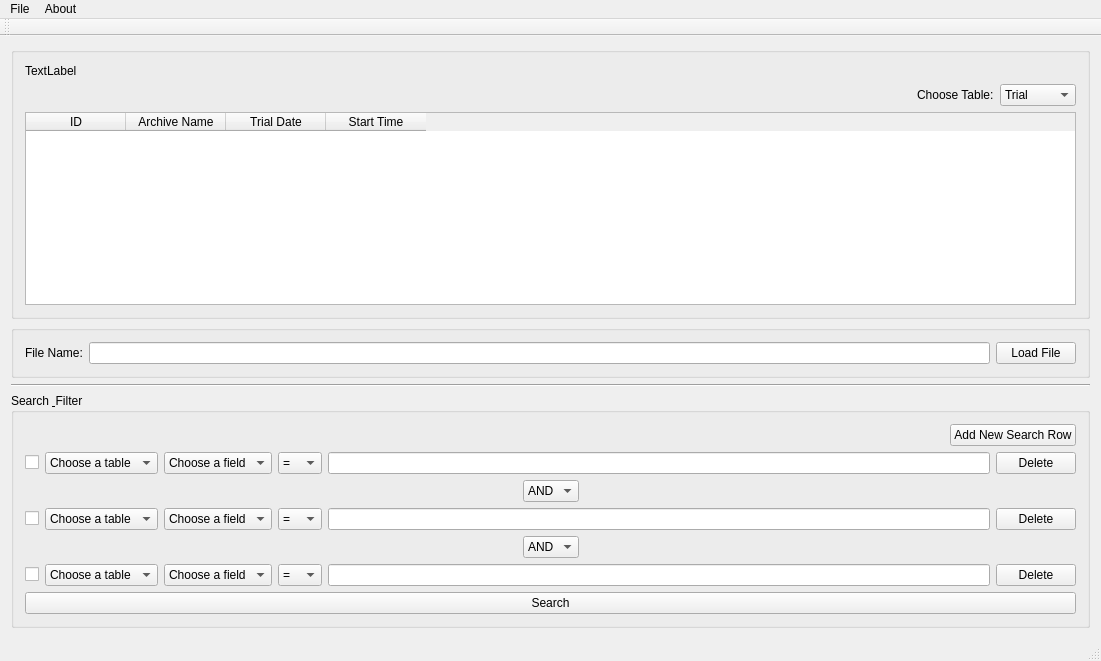
Qt form NextRAD_DatabaseGUI/mainwindow.ui (caketinza/NeXtRAD_Database) before a commit.
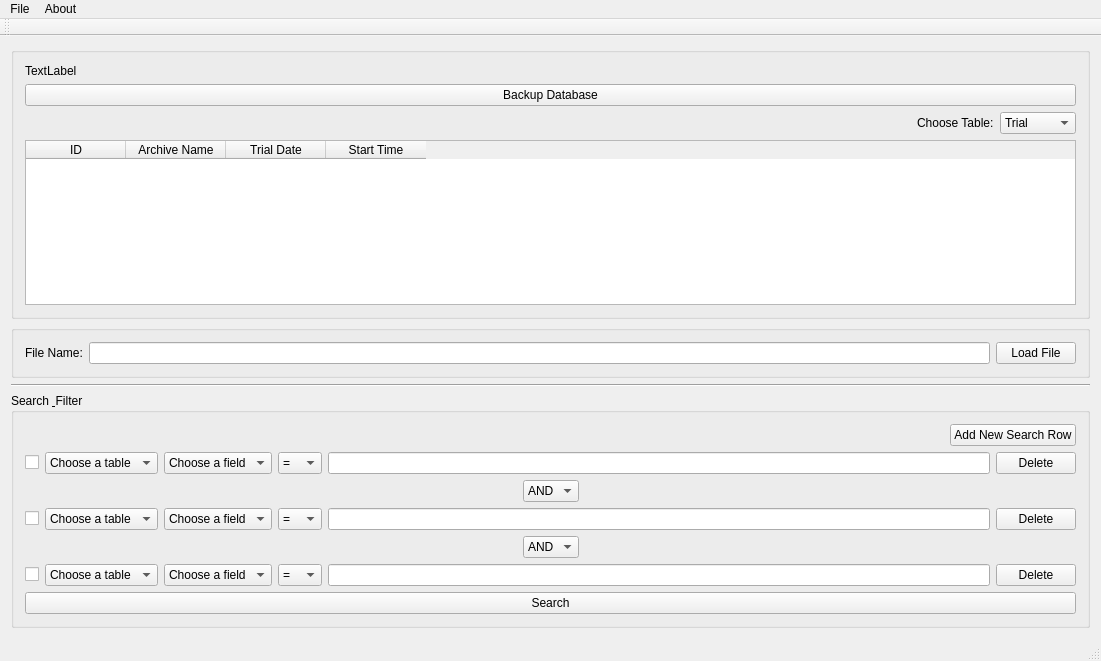
The same form after that commit.

Commit message: backup and restore of database added so that no data is lost in moves between computers

Diff of the .ui file:
```diff
--- a/NextRAD_DatabaseGUI/mainwindow.ui
+++ b/NextRAD_DatabaseGUI/mainwindow.ui
@@ -25,6 +25,13 @@
          </property>
         </widget>
        </item>
+       <item>
+        <widget class="QPushButton" name="pushButton_3">
+         <property name="text">
+          <string>Backup Database</string>
+         </property>
+        </widget>
+       </item>
        <item>
         <layout class="QHBoxLayout" name="horizontalLayout_3">
          <item>
```
The commit also changes 4 other files.
